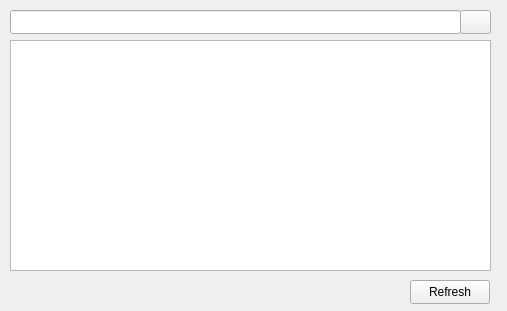
Above: src/ui/mainwindow.ui from ChiwonMoon/StockFlow before the change. Below: the same form after it.
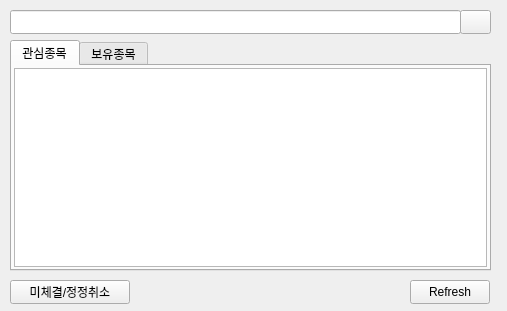
That is the form after the change. Icons and pictures are not drawn.

Commit message:
관심/보유 탭 분리 및 거래 UI 추가
- 단일 테이블을 관심종목/보유종목 탭으로 분리, 보유종목 탭 선택 시 자동 조회
- 우클릭 메뉴에 매수·매도·예약매도·호가 추가 (두 탭 공용)
- 매수/매도·호가·미체결(정정/취소) 다이얼로그 추가
- 시세 수신을 관심/보유 모델로 라우팅, StockTableModel 행 접근자·contains 추가

```diff
--- a/src/ui/mainwindow.ui
+++ b/src/ui/mainwindow.ui
@@ -27,7 +27,20 @@
      <string>Refresh</string>
     </property>
    </widget>
-   <widget class="QTableView" name="tableView">
+   <widget class="QPushButton" name="btnOpenOrders">
+    <property name="geometry">
+     <rect>
+      <x>10</x>
+      <y>280</y>
+      <width>120</width>
+      <height>24</height>
+     </rect>
+    </property>
+    <property name="text">
+     <string>미체결/정정취소</string>
+    </property>
+   </widget>
+   <widget class="QTabWidget" name="tabWidget">
     <property name="geometry">
      <rect>
       <x>10</x>
@@ -36,6 +49,53 @@
       <height>231</height>
      </rect>
     </property>
+    <property name="currentIndex">
+     <number>0</number>
+    </property>
+    <widget class="QWidget" name="tabWatchlist">
+     <attribute name="title">
+      <string>관심종목</string>
+     </attribute>
+     <layout class="QVBoxLayout" name="watchlistLayout">
+      <property name="leftMargin">
+       <number>2</number>
+      </property>
+      <property name="topMargin">
+       <number>2</number>
+      </property>
+      <property name="rightMargin">
+       <number>2</number>
+      </property>
+      <property name="bottomMargin">
+       <number>2</number>
+      </property>
+      <item>
+       <widget class="QTableView" name="tableView"/>
+      </item>
+     </layout>
+    </widget>
+    <widget class="QWidget" name="tabHoldings">
+     <attribute name="title">
+      <string>보유종목</string>
+     </attribute>
+     <layout class="QVBoxLayout" name="holdingsLayout">
+      <property name="leftMargin">
+       <number>2</number>
+      </property>
+      <property name="topMargin">
+       <number>2</number>
+      </property>
+      <property name="rightMargin">
+       <number>2</number>
+      </property>
+      <property name="bottomMargin">
+       <number>2</number>
+      </property>
+      <item>
+       <widget class="QTableView" name="holdingsView"/>
+      </item>
+     </layout>
+    </widget>
    </widget>
    <widget class="QLineEdit" name="editSearch">
     <property name="geometry">
```
The commit also changes 4 other files.
